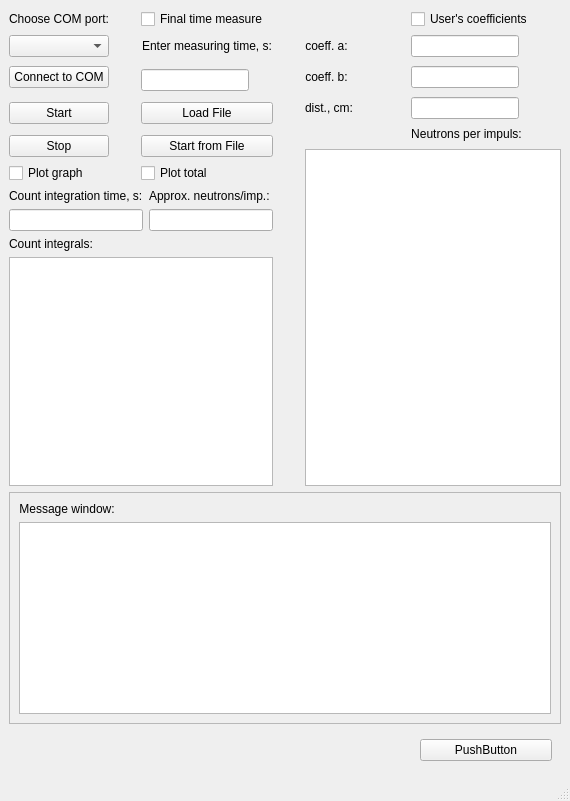
Above: caller.ui from goodvin360/pivn_app before the change. Below: the same form after it.
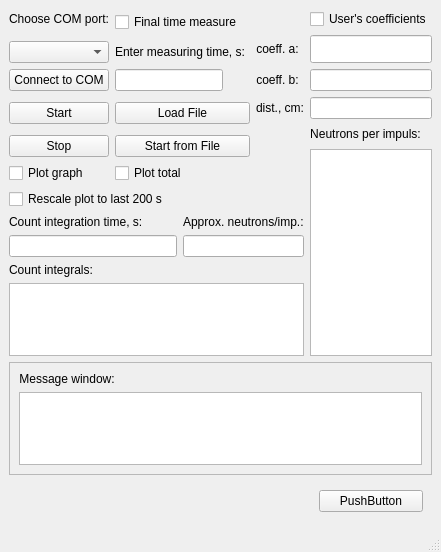
That is the form after the change. Custom widgets are drawn as their Qt base class.

Commit message: 04.05.2024 work 1: - plot rescale organized - ui updated - minor code cleanup

Diff of the .ui file:
```diff
--- a/caller.ui
+++ b/caller.ui
@@ -6,16 +6,10 @@
    <rect>
     <x>0</x>
     <y>0</y>
-    <width>562</width>
-    <height>801</height>
+    <width>436</width>
+    <height>552</height>
    </rect>
   </property>
-  <property name="sizePolicy">
-   <sizepolicy hsizetype="Expanding" vsizetype="Expanding">
-    <horstretch>0</horstretch>
-    <verstretch>0</verstretch>
-   </sizepolicy>
-  </property>
   <property name="maximumSize">
    <size>
     <width>16777215</width>
@@ -37,14 +31,14 @@
       </property>
      </widget>
     </item>
-    <item row="0" column="2" colspan="2">
+    <item row="0" column="1" rowspan="2" colspan="2">
      <widget class="QCheckBox" name="checkBox">
       <property name="text">
        <string>Final time measure</string>
       </property>
      </widget>
     </item>
-    <item row="0" column="6">
+    <item row="0" column="4">
      <widget class="QCheckBox" name="checkBox_2">
       <property name="text">
        <string>User's coefficients</string>
@@ -54,52 +48,7 @@
       </property>
      </widget>
     </item>
-    <item row="1" column="0">
-     <widget class="QComboBox" name="comboBox"/>
-    </item>
-    <item row="1" column="1">
-     <spacer name="horizontalSpacer">
-      <property name="orientation">
-       <enum>Qt::Horizontal</enum>
-      </property>
-      <property name="sizeType">
-       <enum>QSizePolicy::Fixed</enum>
-      </property>
-      <property name="sizeHint" stdset="0">
-       <size>
-        <width>20</width>
-        <height>20</height>
-       </size>
-      </property>
-     </spacer>
-    </item>
-    <item row="1" column="2" colspan="2">
-     <widget class="QLabel" name="measureTime">
-      <property name="text">
-       <string>Enter measuring time, s:</string>
-      </property>
-      <property name="alignment">
-       <set>Qt::AlignCenter</set>
-      </property>
-     </widget>
-    </item>
-    <item row="1" column="4" rowspan="2">
-     <spacer name="horizontalSpacer_2">
-      <property name="orientation">
-       <enum>Qt::Horizontal</enum>
-      </property>
-      <property name="sizeType">
-       <enum>QSizePolicy::Fixed</enum>
-      </property>
-      <property name="sizeHint" stdset="0">
-       <size>
-        <width>20</width>
-        <height>20</height>
-       </size>
-      </property>
-     </spacer>
-    </item>
-    <item row="1" column="5">
+    <item row="1" column="3" rowspan="2">
      <widget class="QLabel" name="label_3">
       <property name="sizePolicy">
        <sizepolicy hsizetype="Fixed" vsizetype="Preferred">
@@ -115,10 +64,10 @@
       </property>
      </widget>
     </item>
-    <item row="1" column="6">
+    <item row="1" column="4" rowspan="2">
      <widget class="QLineEdit" name="lineEdit_2">
       <property name="sizePolicy">
-       <sizepolicy hsizetype="Fixed" vsizetype="Fixed">
+       <sizepolicy hsizetype="Minimum" vsizetype="Minimum">
         <horstretch>0</horstretch>
         <verstretch>0</verstretch>
        </sizepolicy>
@@ -128,14 +77,46 @@
       </property>
      </widget>
     </item>
-    <item row="2" column="0" rowspan="2">
+    <item row="2" column="0">
+     <widget class="QComboBox" name="comboBox"/>
+    </item>
+    <item row="2" column="1" colspan="2">
+     <widget class="QLabel" name="measureTime">
+      <property name="layoutDirection">
+       <enum>Qt::LeftToRight</enum>
+      </property>
+      <property name="text">
+       <string>Enter measuring time, s:</string>
+      </property>
+      <property name="alignment">
+       <set>Qt::AlignLeading|Qt::AlignLeft|Qt::AlignVCenter</set>
+      </property>
+     </widget>
+    </item>
+    <item row="3" column="0">
      <widget class="QPushButton" name="pushButton_2">
       <property name="text">
        <string>Connect to COM</string>
       </property>
      </widget>
     </item>
-    <item row="2" column="5" rowspan="2">
+    <item row="3" column="1" colspan="2">
+     <widget class="QLineEdit" name="lineEdit">
+      <property name="sizePolicy">
+       <sizepolicy hsizetype="Fixed" vsizetype="Fixed">
+        <horstretch>0</horstretch>
+        <verstretch>0</verstretch>
+       </sizepolicy>
+      </property>
+      <property name="layoutDirection">
+       <enum>Qt::LeftToRight</enum>
+      </property>
+      <property name="alignment">
+       <set>Qt::AlignRight|Qt::AlignTrailing|Qt::AlignVCenter</set>
+      </property>
+     </widget>
+    </item>
+    <item row="3" column="3">
      <widget class="QLabel" name="label_5">
       <property name="sizePolicy">
        <sizepolicy hsizetype="Fixed" vsizetype="Preferred">
@@ -151,10 +132,10 @@
       </property>
      </widget>
     </item>
-    <item row="2" column="6" rowspan="2">
+    <item row="3" column="4">
      <widget class="QLineEdit" name="lineEdit_3">
       <property name="sizePolicy">
-       <sizepolicy hsizetype="Fixed" vsizetype="Fixed">
+       <sizepolicy hsizetype="Minimum" vsizetype="Minimum">
         <horstretch>0</horstretch>
         <verstretch>0</verstretch>
        </sizepolicy>
@@ -164,22 +145,6 @@
       </property>
      </widget>
     </item>
-    <item row="3" column="2" colspan="2">
-     <widget class="QLineEdit" name="lineEdit">
-      <property name="sizePolicy">
-       <sizepolicy hsizetype="Fixed" vsizetype="Fixed">
-        <horstretch>0</horstretch>
-        <verstretch>0</verstretch>
-       </sizepolicy>
-      </property>
-      <property name="layoutDirection">
-       <enum>Qt::LeftToRight</enum>
-      </property>
-      <property name="alignment">
-       <set>Qt::AlignRight|Qt::AlignTrailing|Qt::AlignVCenter</set>
-      </property>
-     </widget>
-    </item>
     <item row="4" column="0" rowspan="2">
      <widget class="QPushButton" name="pushButton">
       <property name="sizePolicy">
@@ -202,14 +167,14 @@
       </property>
      </widget>
     </item>
-    <item row="4" column="2" rowspan="2" colspan="2">
+    <item row="4" column="1" rowspan="2" colspan="2">
      <widget class="QPushButton" name="pushButton_4">
       <property name="text">
        <string>Load File</string>
       </property>
      </widget>
     </item>
-    <item row="4" column="5">
+    <item row="4" column="3">
      <widget class="QLabel" name="label_6">
       <property name="sizePolicy">
        <sizepolicy hsizetype="Fixed" vsizetype="Preferred">
@@ -225,10 +190,10 @@
       </property>
      </widget>
     </item>
-    <item row="4" column="6">
+    <item row="4" column="4">
      <widget class="QLineEdit" name="lineEdit_4">
       <property name="sizePolicy">
-       <sizepolicy hsizetype="Fixed" vsizetype="Fixed">
+       <sizepolicy hsizetype="Minimum" vsizetype="Fixed">
         <horstretch>0</horstretch>
         <verstretch>0</verstretch>
        </sizepolicy>
@@ -238,7 +203,7 @@
       </property>
      </widget>
     </item>
-    <item row="5" column="6" rowspan="2">
+    <item row="5" column="4" rowspan="2">
      <widget class="QLabel" name="label_4">
       <property name="sizePolicy">
        <sizepolicy hsizetype="Fixed" vsizetype="Preferred">
@@ -267,21 +232,15 @@
       </property>
      </widget>
     </item>
-    <item row="6" column="2" rowspan="2" colspan="2">
+    <item row="6" column="1" rowspan="2" colspan="2">
      <widget class="QPushButton" name="pushButton_5">
       <property name="text">
        <string>Start from File</string>
       </property>
      </widget>
     </item>
-    <item row="7" column="5" rowspan="6" colspan="2">
+    <item row="7" column="4" rowspan="7">
      <widget class="QTextBrowser" name="textBrowser_2">
-      <property name="sizePolicy">
-       <sizepolicy hsizetype="Fixed" vsizetype="Preferred">
-        <horstretch>0</horstretch>
-        <verstretch>0</verstretch>
-       </sizepolicy>
-      </property>
       <property name="maximumSize">
        <size>
         <width>16777215</width>
@@ -303,52 +262,77 @@
       </property>
      </widget>
     </item>
-    <item row="8" column="2" colspan="2">
+    <item row="8" column="1" colspan="2">
      <widget class="QCheckBox" name="checkBox_4">
       <property name="text">
        <string>Plot total</string>
       </property>
      </widget>
     </item>
-    <item row="9" column="0" colspan="3">
+    <item row="9" column="0" colspan="2">
+     <widget class="QCheckBox" name="checkBox_5">
+      <property name="text">
+       <string>Rescale plot to last 200 s</string>
+      </property>
+     </widget>
+    </item>
+    <item row="10" column="0" colspan="2">
      <widget class="QLabel" name="label_7">
+      <property name="sizePolicy">
+       <sizepolicy hsizetype="Minimum" vsizetype="Preferred">
+        <horstretch>0</horstretch>
+        <verstretch>0</verstretch>
+       </sizepolicy>
+      </property>
       <property name="text">
        <string>Count integration time, s:</string>
       </property>
      </widget>
     </item>
-    <item row="9" column="3">
+    <item row="10" column="2" colspan="2">
      <widget class="QLabel" name="label_8">
+      <property name="sizePolicy">
+       <sizepolicy hsizetype="Minimum" vsizetype="Preferred">
+        <horstretch>0</horstretch>
+        <verstretch>0</verstretch>
+       </sizepolicy>
+      </property>
       <property name="text">
        <string>Approx. neutrons/imp.:</string>
       </property>
      </widget>
     </item>
-    <item row="10" column="0" colspan="3">
+    <item row="11" column="0" colspan="2">
      <widget class="QLineEdit" name="lineEdit_5">
+      <property name="sizePolicy">
+       <sizepolicy hsizetype="Minimum" vsizetype="Preferred">
+        <horstretch>0</horstretch>
+        <verstretch>0</verstretch>
+       </sizepolicy>
+      </property>
       <property name="alignment">
        <set>Qt::AlignRight|Qt::AlignTrailing|Qt::AlignVCenter</set>
       </property>
      </widget>
     </item>
-    <item row="10" column="3">
+    <item row="11" column="2" colspan="2">
      <widget class="QLineEdit" name="lineEdit_6">
       <property name="alignment">
        <set>Qt::AlignRight|Qt::AlignTrailing|Qt::AlignVCenter</set>
       </property>
      </widget>
     </item>
-    <item row="11" column="0">
+    <item row="12" column="0">
      <widget class="QLabel" name="label_9">
       <property name="text">
        <string>Count integrals:</string>
       </property>
      </widget>
     </item>
-    <item row="12" column="0" colspan="4">
+    <item row="13" column="0" colspan="4">
      <widget class="QTextBrowser" name="textBrowser_3"/>
     </item>
-    <item row="13" column="0" colspan="7">
+    <item row="14" column="0" colspan="5">
      <widget class="QFrame" name="frame">
       <property name="frameShape">
        <enum>QFrame::StyledPanel</enum>
@@ -398,7 +382,7 @@
       </layout>
      </widget>
     </item>
-    <item row="14" column="6">
+    <item row="15" column="4">
      <widget class="testWidget" name="widget" native="true">
       <layout class="QGridLayout" name="gridLayout_2">
        <item row="0" column="0">
```
Left out of the diff: 67 changed lines with no effect on the pictures. The commit also changes 5 other files.
